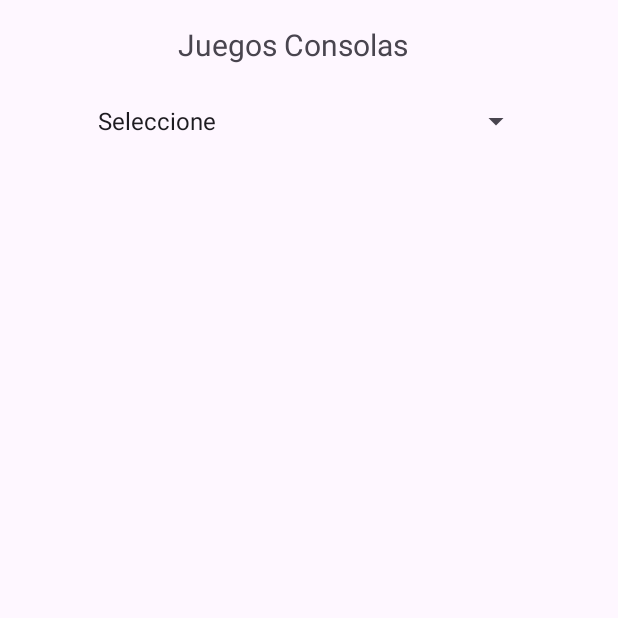
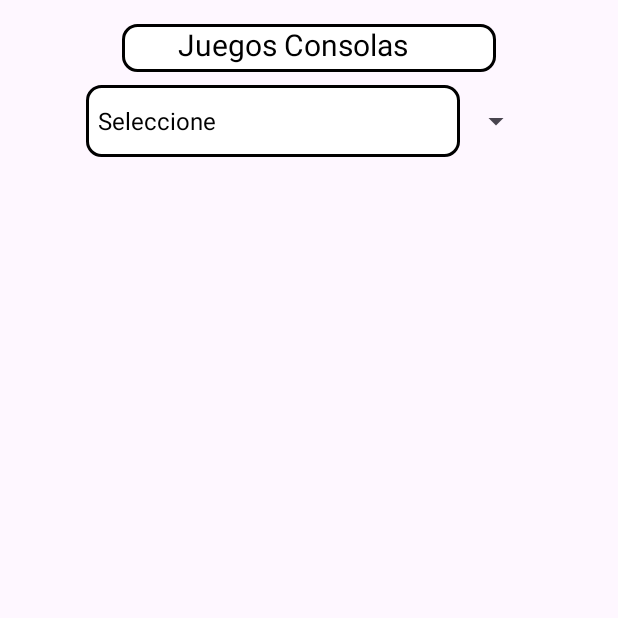
Before and after one commit to Anbs12/Proyecto_AndroidAct_n2, an Android app: the screen it shows after launch (MainActivity), on a phone screen of 412 x 824 dp, the top half of it. Run offline under Robolectric (Android 15) with nearby library versions, the phone set to English and light mode, and no system bars.

Commit message:
mejoras añadidas y tarea final lista

```diff
--- a/app/src/main/res/drawable/border_radius.xml
+++ b/app/src/main/res/drawable/border_radius.xml
@@ -1,5 +1,14 @@
 <shape xmlns:android="http://schemas.android.com/apk/res/android">
+
+    <!-- Color del fondo-->
     <solid android:color="@color/cardview_light_background" />
 
+    <!-- Corners: curvatura de las esquinas-->
     <corners android:radius="9dp" />
+
+    <!-- stroke: lineas del borde-->
+    <stroke
+        android:width="2dp"
+        android:color="@color/black" />
+
 </shape>
--- a/app/src/main/res/layout/activity_main.xml
+++ b/app/src/main/res/layout/activity_main.xml
@@ -2,6 +2,7 @@
 <androidx.constraintlayout.widget.ConstraintLayout xmlns:android="http://schemas.android.com/apk/res/android"
     xmlns:app="http://schemas.android.com/apk/res-auto"
     xmlns:tools="http://schemas.android.com/tools"
+    android:id="@+id/layoutTOTAL"
     android:layout_width="match_parent"
     android:layout_height="match_parent"
     tools:context=".MainActivity">
@@ -11,6 +12,8 @@
         android:layout_width="297dp"
         android:layout_height="49dp"
         android:layout_marginTop="8dp"
+
+
         app:layout_constraintEnd_toEndOf="parent"
         app:layout_constraintStart_toStartOf="parent"
         app:layout_constraintTop_toBottomOf="@+id/textViewCategoria" />
@@ -20,7 +23,9 @@
         android:layout_width="249dp"
         android:layout_height="32dp"
         android:layout_marginTop="16dp"
+        android:background="@drawable/border_radius"
         android:text="        Juegos Consolas"
+        android:textColor="@color/black"
         android:textSize="20sp"
         app:layout_constraintEnd_toEndOf="parent"
         app:layout_constraintStart_toStartOf="parent"
--- a/app/src/main/res/layout/card_view_design.xml
+++ b/app/src/main/res/layout/card_view_design.xml
@@ -3,7 +3,7 @@
     xmlns:android="http://schemas.android.com/apk/res/android"
     xmlns:app="http://schemas.android.com/apk/res-auto"
     android:layout_width="match_parent"
-    android:layout_height="90dp"
+    android:layout_height="110dp"
     android:layout_margin="10dp"
     app:cardElevation="6dp"
     app:cardCornerRadius="9dp">
--- /dev/null
+++ b/app/src/main/res/layout/spinner_edit.xml
@@ -0,0 +1,11 @@
+<?xml version="1.0" encoding="utf-8"?>
+<TextView xmlns:android="http://schemas.android.com/apk/res/android"
+    android:id="@android:id/text1"
+    style="@style/Widget.AppCompat.TextView.SpinnerItem"
+    android:layout_width="match_parent"
+    android:layout_height="48dp"
+    android:background="@drawable/border_radius"
+    android:ellipsize="end"
+    android:gravity="center_vertical"
+    android:lines="1"
+    android:textColor="@color/black" />
--- a/app/src/main/res/values/colors.xml
+++ b/app/src/main/res/values/colors.xml
@@ -2,4 +2,9 @@
 <resources>
     <color name="black">#FF000000</color>
     <color name="white">#FFFFFFFF</color>
+    <color name="pccolor_2">#0a0a0a</color>
+    <color name="PCcolor">#3bb5a7</color>
+    <color name="playstationColor">#0c7ec0</color>
+    <color name="xboxColor">#107a10</color>
+    <color name="nintendoColor">#e5243a</color>
 </resources>
```
Also changed, not shown: app/src/main/java/com/example/proyecto_androidact_n2/MainActivity.kt (+26 -18 lines).
